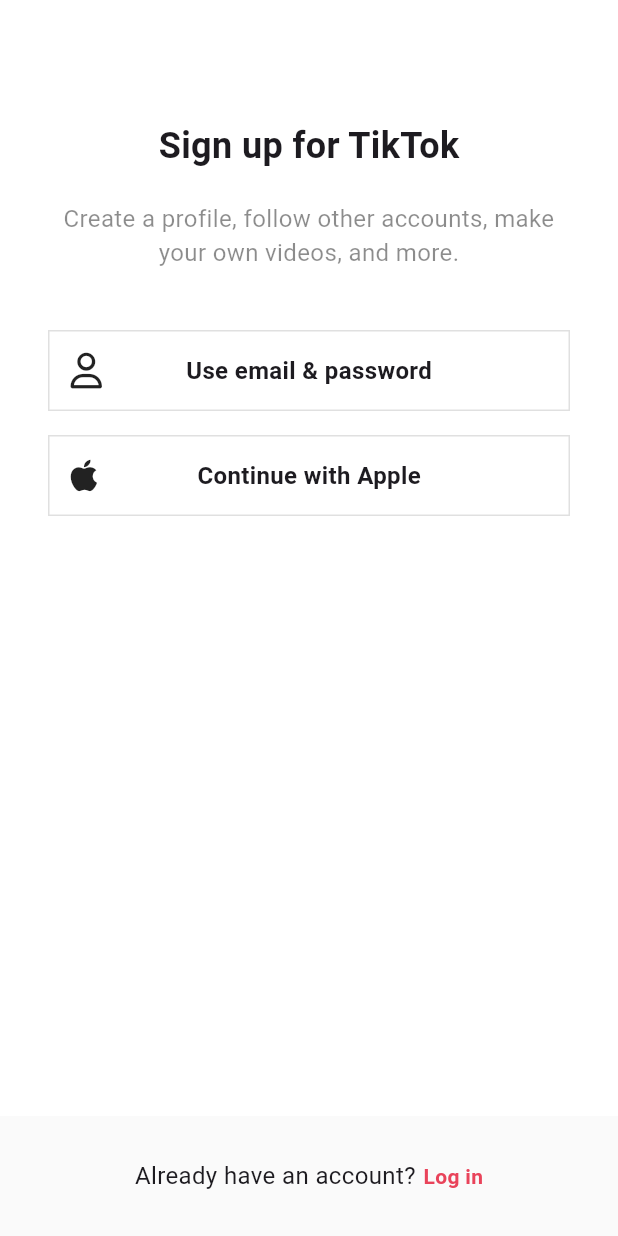
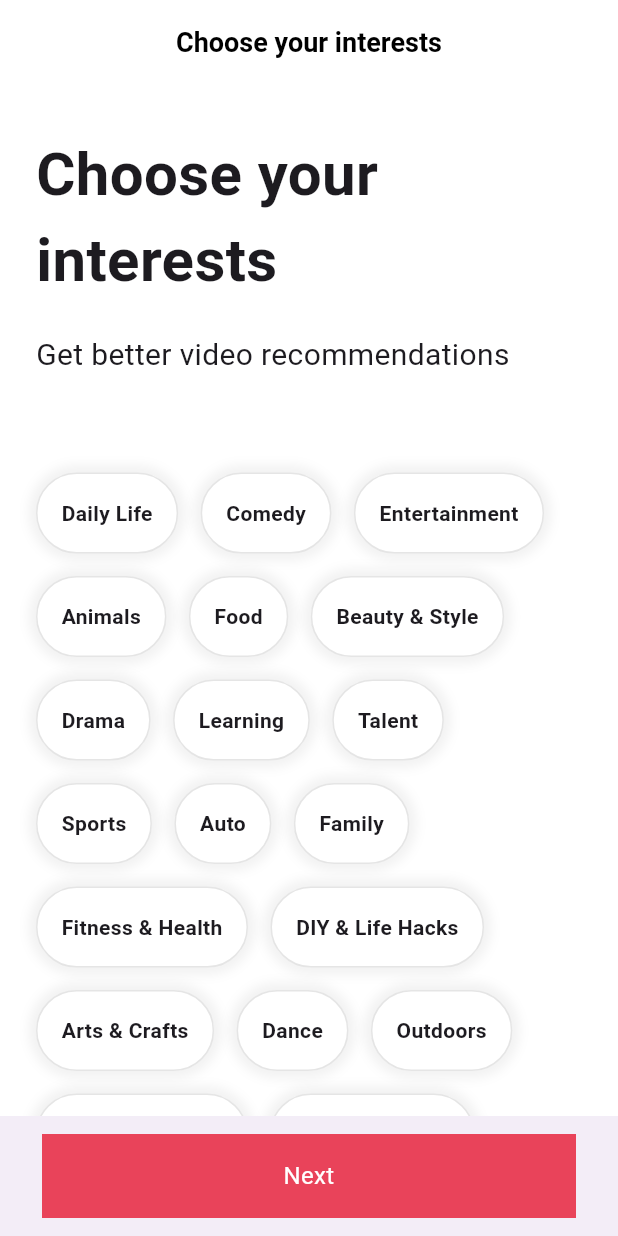
Before and after one commit to Ddip318/tiktok_clone, a Flutter app: the screen it shows after launch, on a phone screen of 412 x 824 dp. Run offline on Flutter 3.47's test engine with Material 3 defaults, Android fonts, the phone set to English and light mode, and no system bars; our stand-ins replace font_awesome_flutter.

Commit message:
make interests screen

```diff
--- a/lib/features/authentication/birthday_screen.dart
+++ b/lib/features/authentication/birthday_screen.dart
@@ -33,7 +33,7 @@ class _UsernameScreenState extends State<BirthdayScreen> {
   void _onNextTap() {
     Navigator.of(context).push(
       MaterialPageRoute(
-        builder: (context) => const InerestsScreen(),
+        builder: (context) => const InterestsScreen(),
       ),
     );
   }
--- a/lib/features/authentication/login_form_screen.dart
+++ b/lib/features/authentication/login_form_screen.dart
@@ -3,6 +3,7 @@ import 'package:flutter/widgets.dart';
 import 'package:tiktok_clone/constants/gaps.dart';
 import 'package:tiktok_clone/constants/sizes.dart';
 import 'package:tiktok_clone/features/authentication/widgets/form_button.dart';
+import 'package:tiktok_clone/features/onboarding/inerests_screen.dart';
 
 class LoginFormScreen extends StatefulWidget {
   const LoginFormScreen({super.key});
@@ -20,9 +21,12 @@ class _LoginFormScreenState extends State<LoginFormScreen> {
     if (_formKey.currentState != null) {
       if (_formKey.currentState!.validate()) {
         _formKey.currentState!.save();
-        print(formData);
+        Navigator.of(context).push(
+          MaterialPageRoute(
+            builder: (context) => const InterestsScreen(),
+          ),
+        );
       }
-      ;
     }
   }
 
@@ -42,7 +46,7 @@ class _LoginFormScreenState extends State<LoginFormScreen> {
             children: [
               Gaps.v28,
               TextFormField(
-                decoration: InputDecoration(hintText: 'Emial'),
+                decoration: InputDecoration(hintText: 'Email'),
                 validator: (value) {
                   if (value != null && value.isEmpty) {
                     return "Plz write your email";
--- a/lib/features/onboarding/inerests_screen.dart
+++ b/lib/features/onboarding/inerests_screen.dart
@@ -1,10 +1,149 @@
 import 'package:flutter/material.dart';
+import 'package:flutter/widgets.dart';
+import 'package:tiktok_clone/constants/gaps.dart';
+import 'package:tiktok_clone/constants/sizes.dart';
 
-class InerestsScreen extends StatelessWidget {
-  const InerestsScreen({super.key});
+const interests = [
+  "Daily Life",
+  "Comedy",
+  "Entertainment",
+  "Animals",
+  "Food",
+  "Beauty & Style",
+  "Drama",
+  "Learning",
+  "Talent",
+  "Sports",
+  "Auto",
+  "Family",
+  "Fitness & Health",
+  "DIY & Life Hacks",
+  "Arts & Crafts",
+  "Dance",
+  "Outdoors",
+  "Oddly Satisfying",
+  "Home & Garden",
+  "Daily Life",
+  "Comedy",
+  "Entertainment",
+  "Animals",
+  "Food",
+  "Beauty & Style",
+  "Drama",
+  "Learning",
+  "Talent",
+  "Sports",
+  "Auto",
+  "Family",
+  "Fitness & Health",
+  "DIY & Life Hacks",
+  "Arts & Crafts",
+  "Dance",
+  "Outdoors",
+  "Oddly Satisfying",
+  "Home & Garden",
+];
+
+class InterestsScreen extends StatelessWidget {
+  const InterestsScreen({super.key});
 
   @override
   Widget build(BuildContext context) {
-    return Scaffold();
+    return Scaffold(
+      appBar: AppBar(
+        centerTitle: true,
+        title: Text('Choose your interests'),
+      ),
+      body: SingleChildScrollView(
+        child: Padding(
+          padding: EdgeInsets.only(
+            left: Sizes.size24,
+            right: Sizes.size24,
+            bottom: Sizes.size16,
+          ),
+          child: Column(
+            crossAxisAlignment: CrossAxisAlignment.start,
+            children: [
+              Gaps.v32,
+              Text(
+                'Choose your interests',
+                style: TextStyle(
+                  fontSize: Sizes.size40,
+                  fontWeight: FontWeight.bold,
+                ),
+              ),
+              Gaps.v20,
+              Text(
+                "Get better video recommendations",
+                style: TextStyle(
+                  fontSize: Sizes.size20,
+                ),
+              ),
+              Gaps.v64,
+              Wrap(
+                runSpacing: 15,
+                spacing: 15,
+                children: [
+                  for (var interest in interests)
+                    Container(
+                      padding: EdgeInsets.symmetric(
+                        vertical: Sizes.size16,
+                        horizontal: Sizes.size16,
+                      ),
+                      decoration: BoxDecoration(
+                        color: Colors.white,
+                        borderRadius: BorderRadius.circular(
+                          Sizes.size32,
+                        ),
+                        border:
+                            Border.all(color: Colors.black.withOpacity(0.1)),
+                        boxShadow: [
+                          BoxShadow(
+                            color: Colors.black.withOpacity(0.05),
+                            blurRadius: 5,
+                            spreadRadius: 5,
+                          ),
+                        ],
+                      ),
+                      child: Text(
+                        interest,
+                        style: TextStyle(
+                          fontWeight: FontWeight.bold,
+                        ),
+                      ),
+                    )
+                ],
+              ),
+            ],
+          ),
+        ),
+      ),
+      bottomNavigationBar: BottomAppBar(
+        height: 80,
+        elevation: 1,
+        child: Padding(
+          padding: EdgeInsets.only(
+            //bottom: Sizes.size80,
+            //top: Sizes.size12,
+            left: Sizes.size12,
+            right: Sizes.size12,
+          ),
+          child: Container(
+            padding: EdgeInsets.symmetric(
+              vertical: Sizes.size16,
+            ),
+            decoration: BoxDecoration(color: Theme.of(context).primaryColor),
+            child: Text(
+              'Next',
+              textAlign: TextAlign.center,
+              style: TextStyle(
+                color: Colors.white,
+                fontSize: Sizes.size16,
+              ),
+            ),
+          ),
+        ),
+      ),
+    );
   }
 }
--- a/lib/main.dart
+++ b/lib/main.dart
@@ -2,6 +2,7 @@ import 'package:flutter/material.dart';
 //import 'package:tiktok_clone/constants/gaps.dart';
 //import 'package:tiktok_clone/constants/sizes.dart';
 import 'package:tiktok_clone/features/authentication/sign_up_screen.dart';
+import 'package:tiktok_clone/features/onboarding/inerests_screen.dart';
 
 import 'constants/sizes.dart';
 
@@ -30,7 +31,7 @@ class MyApp extends StatelessWidget {
           ),
         ),
       ),
-      home: const SignUpScreen(),
+      home: const InterestsScreen(),
     );
   }
 }
```
